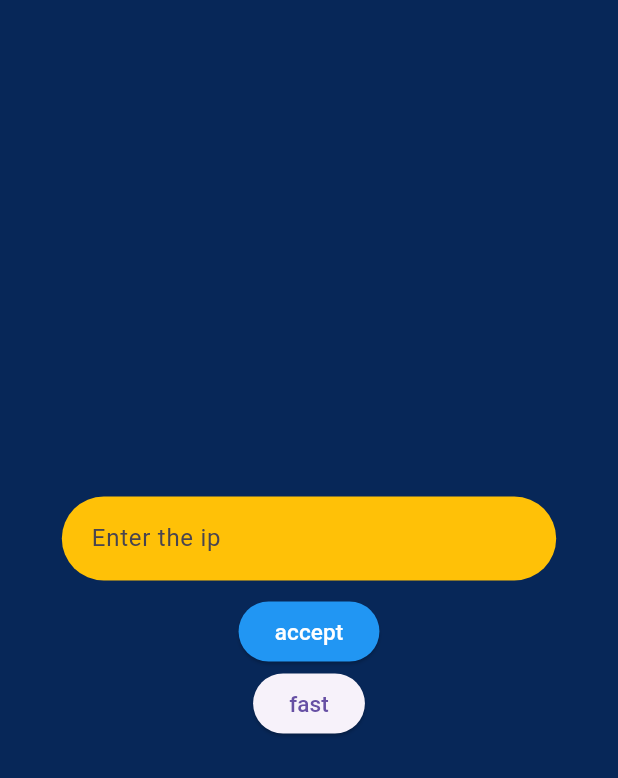
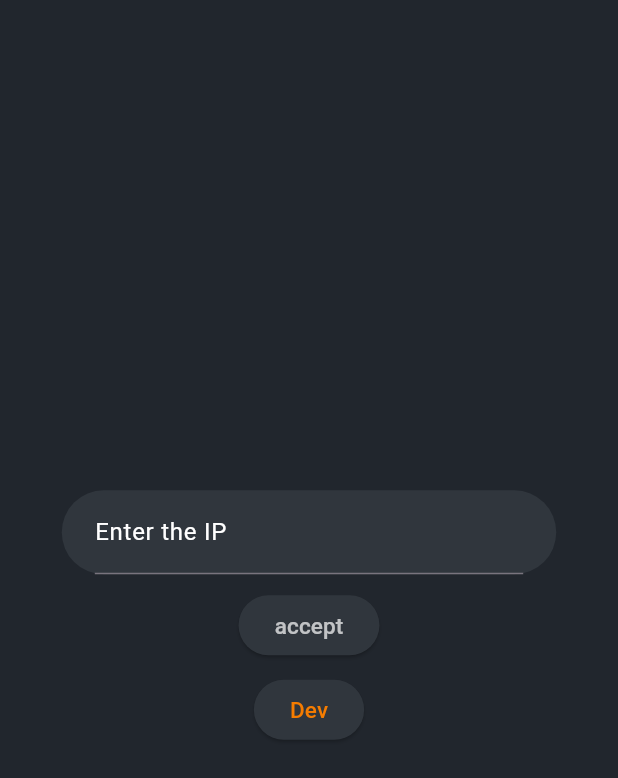
Before and after one commit to darksider-05/Ecovision-app, a Flutter app: the screen it shows after launch, on a phone screen of 412 x 824 dp. Shown: the top 778 px of the screen. Run offline on Flutter 3.47's test engine with Material 3 defaults, Android fonts, the phone set to English and light mode, and no system bars.

Commit message:
fixed the theming of the intro page

```diff
--- a/lib/main components/appbar.dart
+++ b/lib/main components/appbar.dart
@@ -25,5 +25,5 @@ class Apbr extends StatelessWidget implements PreferredSizeWidget {
   }
 
   @override
-  Size get preferredSize => new Size.fromHeight(kToolbarHeight - 15);
+  Size get preferredSize => Size.fromHeight(kToolbarHeight - 15);
 }
--- a/lib/pages/page0.dart
+++ b/lib/pages/page0.dart
@@ -17,9 +17,7 @@ class _PageZeroState extends State<PageZero> {
   Widget build(BuildContext context) {
     final newModel = context.watch<NewsModel>();
     return Container(
-      color: Colors.black,
-      child: Container(
-        color: Colors.blue[900]?.withAlpha(140),
+      color: Color(0xff21262D),
       child: Column(
         crossAxisAlignment: CrossAxisAlignment.center,
         mainAxisAlignment: MainAxisAlignment.center,
@@ -27,23 +25,34 @@ class _PageZeroState extends State<PageZero> {
           SizedBox(width: MediaQuery.of(context).size.width),
           Container(
             decoration: BoxDecoration(
-                color: Colors.amber,
+              color: Color(0xff30363d),
               borderRadius: BorderRadius.all(Radius.circular(30)),
             ),
             width: MediaQuery.of(context).size.width * 4 / 5,
-              padding: EdgeInsets.fromLTRB(20, 0, 20, 0),
+            padding: EdgeInsets.fromLTRB(22, 0, 22, 0),
             child: TextField(
-                textAlign: TextAlign.center,
               controller: _extracted,
+              style: const TextStyle(color: Colors.white54),
+              cursorColor: Colors.tealAccent,
               keyboardType: TextInputType.number,
-                decoration: InputDecoration(labelText: 'Enter the ip', border: InputBorder.none),
+              decoration: InputDecoration(
+                focusedBorder: UnderlineInputBorder(
+                  borderSide:
+                       BorderSide(
+                            color: Colors.deepPurple.shade700,
+                            width: 2,
+                          )
+
+                ),
+                labelText: 'Enter the IP',
+                hintText: 'example: "192.168.99.142"',
+                labelStyle: const TextStyle(color: Colors.white),
               ),
             ),
-            SizedBox(height: 10,),
+          ),
+          SizedBox(height: 10),
           ElevatedButton(
-              style: ElevatedButton.styleFrom(
-                backgroundColor: Colors.blue
-              ),
+            style: ElevatedButton.styleFrom(backgroundColor: Color(0xff30363d)),
             onPressed: () async {
               await newModel.fetchNewsAll(_extracted.text);
               await newModel.fetchNewsEco(_extracted.text);
@@ -55,9 +64,14 @@ class _PageZeroState extends State<PageZero> {
               await newModel.fetchNewsCur(_extracted.text);
               Provider.of<NavigationModel>(context, listen: false).setIndex(1);
             },
-              child: Text("accept", style: TextStyle(fontSize: 15, color: Colors.white)),
+            child: Text(
+              "accept",
+              style: TextStyle(fontSize: 15, color: Colors.white70),
             ),
+          ),
+          SizedBox(height: MediaQuery.of(context).size.height * 1 / 100),
           ElevatedButton(
+            style: ElevatedButton.styleFrom(backgroundColor: Color(0xff30363d)),
             onPressed: () async {
               await newModel.fetchNewsAll("192.168.99.240");
               await newModel.fetchNewsEco("192.168.99.240");
@@ -69,10 +83,12 @@ class _PageZeroState extends State<PageZero> {
               await newModel.fetchNewsCur("192.168.99.240");
               Provider.of<NavigationModel>(context, listen: false).setIndex(1);
             },
-        child: Text("fast", style: TextStyle(fontSize: 15)),
+            child: Text(
+              "Dev",
+              style: TextStyle(fontSize: 15, color: Colors.orange[700]),
+            ),
           ),
         ],
-        ),
       ),
     );
   }
--- a/lib/state_managers/WebConnect.dart
+++ b/lib/state_managers/WebConnect.dart
@@ -236,8 +236,6 @@ class NewsModel extends ChangeNotifier {
 
         if (data is List) {
           _curData = List<Map<String, dynamic>>.from(data);
-          print("currency got heeeeeeeeeeeeeeeeeere");
-          print(curData);
           notifyListeners(); // Notify UI to rebuild
         } else {
           throw Exception("Expected a list of maps, got something else.");
```
Lines whose indentation alone changed are shown as unchanged.
